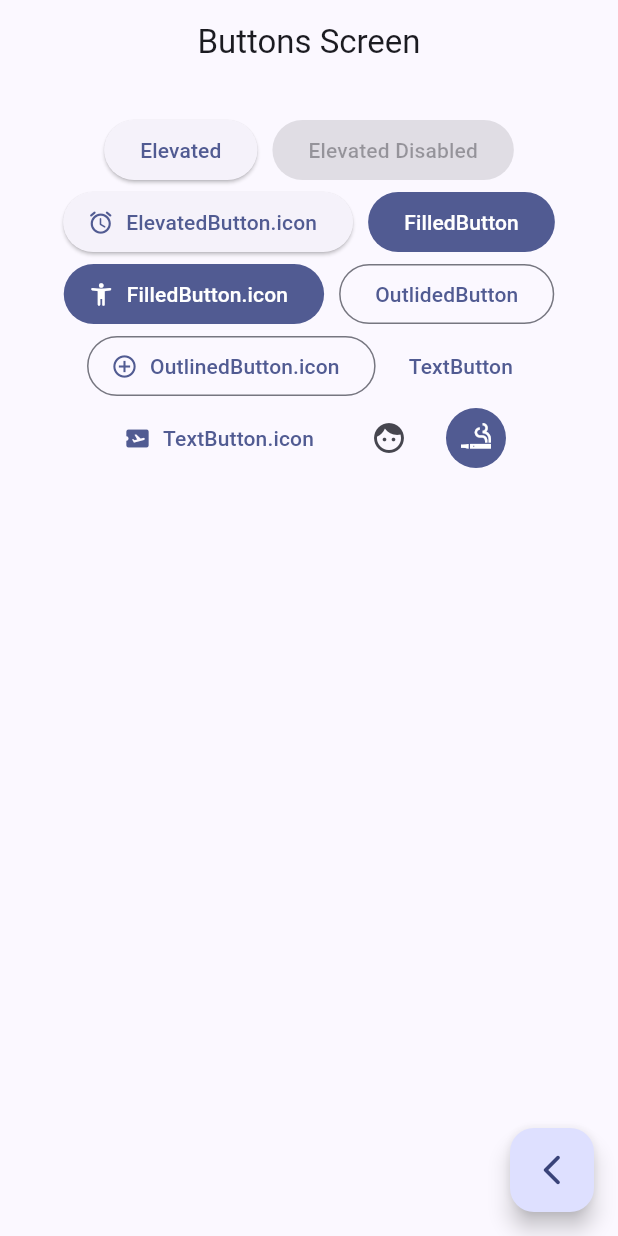
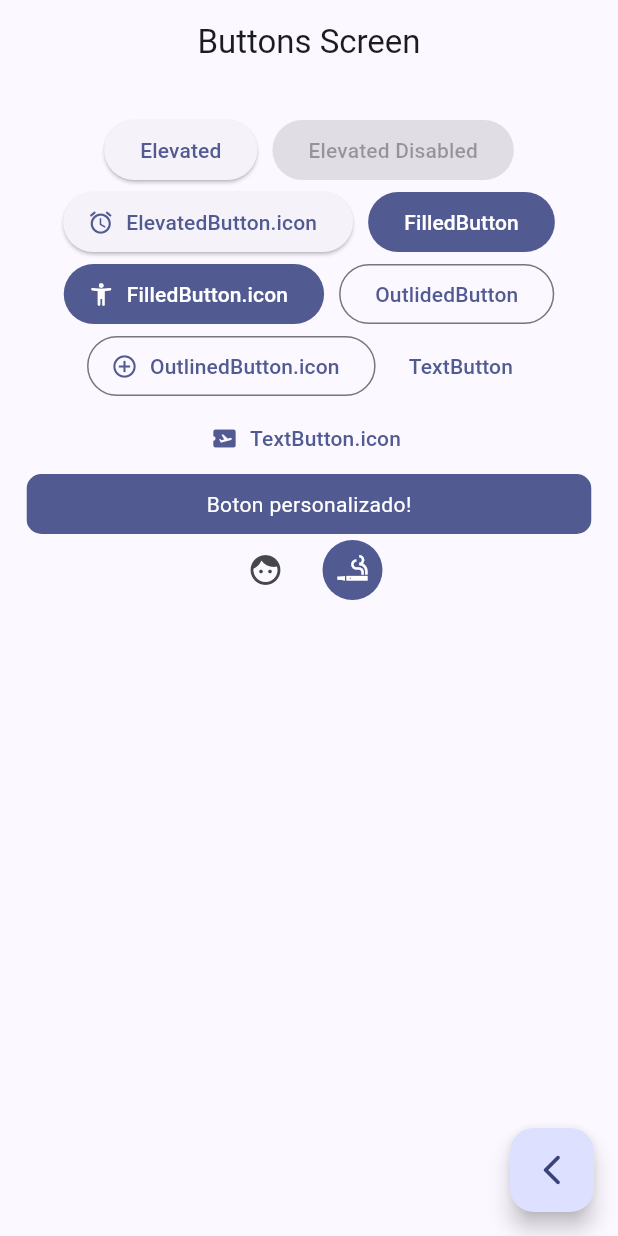
Before and after one commit to elarreglador/Flutter_Movil.widgets_app, a Flutter app: the ButtonsScreen screen opened by its route, on a phone screen of 412 x 824 dp. Run offline on Flutter 3.47's test engine with Material 3 defaults, Android fonts, the phone set to English and light mode, and no system bars; our stand-ins replace go_router.

Commit message:
Creado boton personalizado en Buttons Screen

```diff
--- a/lib/presentation/screens/buttons/buttons_screen.dart
+++ b/lib/presentation/screens/buttons/buttons_screen.dart
@@ -81,8 +81,8 @@ class _ButtonsView extends StatelessWidget {
               onPressed: (){},
               label: const Text("TextButton.icon")
             ),
-            // Boton 9
-            // TODO: Custom button
+            // Boton 9: boton personalizado
+            const CustomButton(),
             // Boton 10
             IconButton(
               onPressed: (){},
@@ -102,3 +102,34 @@ class _ButtonsView extends StatelessWidget {
     );
   }
 }
+
+// BOTON PERSONALIZADO
+class CustomButton extends StatelessWidget {
+  const CustomButton({super.key});
+
+  @override
+  Widget build(BuildContext context) {
+
+    final colors = Theme.of(context).colorScheme;
+
+    return ClipRRect( // bordes redondeados
+      borderRadius: BorderRadius.circular(10),
+      child: Material(
+        color: colors.primary,
+        child: InkWell( //Animacion al pulsar
+          onTap: (){},
+          child: const Padding( //margen hasta el texto
+            padding: EdgeInsets.symmetric(
+              vertical: 10,
+              horizontal: 120
+            ),
+            child: Text(
+              "Boton personalizado!",
+              style: TextStyle( color: Colors.white),
+            )
+          ),
+        ),
+      ),
+    );
+  }
+}
```
